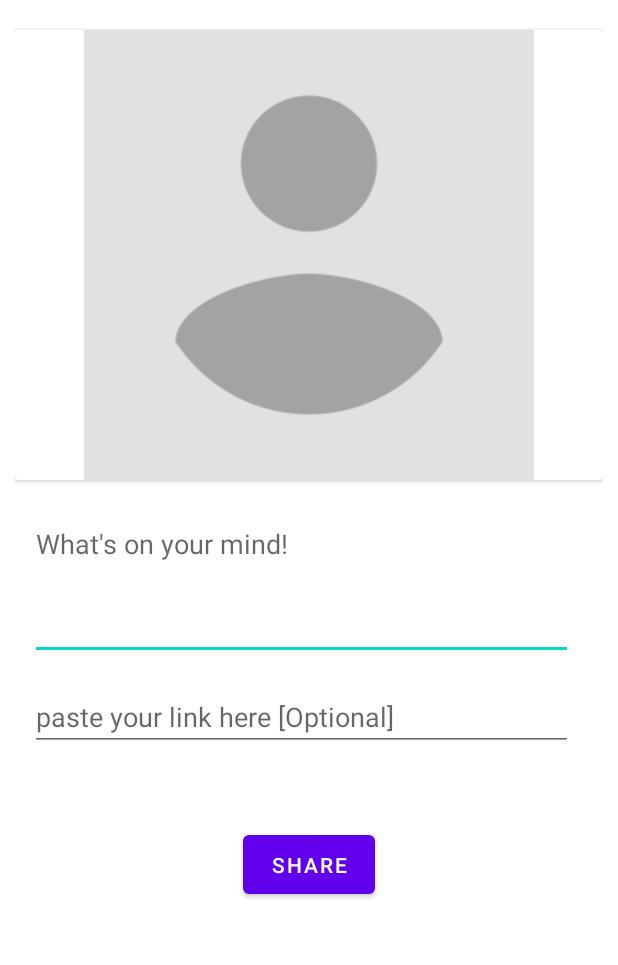
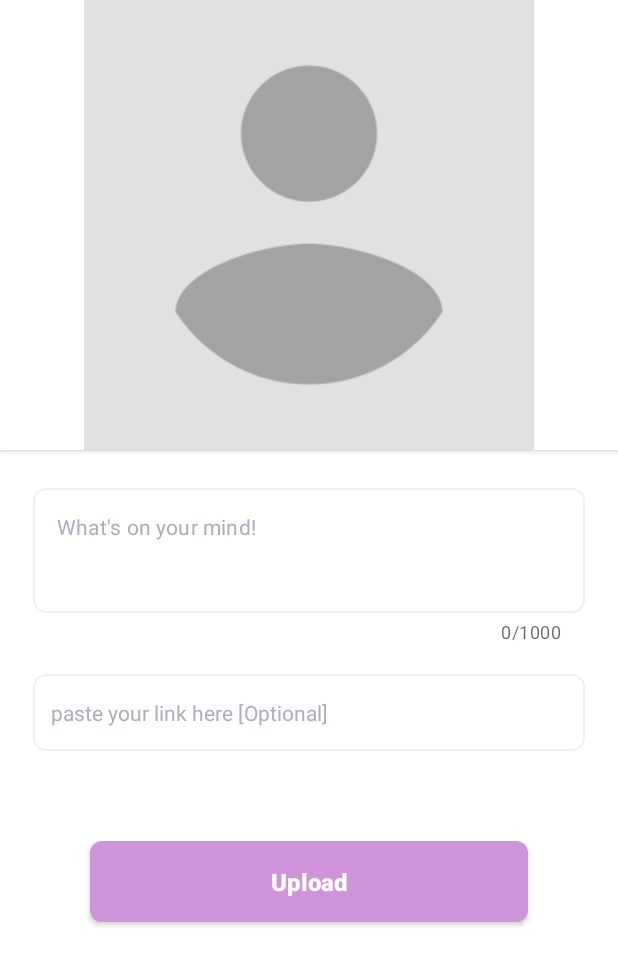
Before and after one commit to prajwalmw/Circle, an Android app: the PostDetailsActivity screen opened directly, with no data from a screen before it, on a phone screen of 412 x 824 dp. Shown: the top 965 px of the screen. Run offline under Robolectric (Android 15) with nearby library versions, the phone set to English and light mode, and no system bars; our stand-ins replace CircleImageView, Firebase (no records; nobody signed in at launch, a user with empty details on screens opened directly); pictures from the network do not load.

Commit message:
Post Details UI updated.

```diff
--- a/app/src/main/java/com/example/circle/activity/PostDetailsActivity.java
+++ b/app/src/main/java/com/example/circle/activity/PostDetailsActivity.java
@@ -12,6 +12,8 @@ import android.content.Context;
 import android.content.Intent;
 import android.net.Uri;
 import android.os.Bundle;
+import android.text.Editable;
+import android.text.TextWatcher;
 import android.view.View;
 
 import com.bumptech.glide.Glide;
@@ -125,6 +127,27 @@ public class PostDetailsActivity extends AppCompatActivity {
             }
         });
 
+        binding.descriptionInput.setHint("What's on your mind!");
+        binding.descriptionInput.addTextChangedListener(new TextWatcher() {
+            @Override
+            public void beforeTextChanged(CharSequence s, int start, int count, int after) {
+
+            }
+
+            @Override
+            public void onTextChanged(CharSequence s, int start, int before, int count) {
+                binding.descriptionInput.setHint("");
+            }
+
+            @Override
+            public void afterTextChanged(Editable s) {
+                if (s.toString().equalsIgnoreCase(""))
+                    binding.descriptionInput.setHint("What's on your mind!");
+                else
+                    binding.descriptionInput.setHint("");
+            }
+        });
+
     }
 
     private void image_upload(String data, int requestCode) {
--- /dev/null
+++ b/app/src/main/res/drawable/btn_bg.xml
@@ -0,0 +1,10 @@
+<?xml version="1.0" encoding="utf-8"?>
+<shape
+    xmlns:android="http://schemas.android.com/apk/res/android"
+    android:shape="rectangle">
+    <solid
+        android:color="@color/color_primary" />
+    <corners
+        android:radius="8dp" />
+
+</shape>
--- /dev/null
+++ b/app/src/main/res/drawable/edittext_border.xml
@@ -0,0 +1,40 @@
+<?xml version="1.0" encoding="utf-8"?>
+<!--
+<vector
+    xmlns:android="http://schemas.android.com/apk/res/android"
+    xmlns:aapt="http://schemas.android.com/aapt"
+    android:width="@dimen/common_button_width"
+    android:height="@dimen/edittext_height_44dp"
+    android:viewportWidth="312"
+    android:viewportHeight="44"
+    >
+
+  <group>
+
+    <clip-path
+        android:pathData="M8 0H304C308.418 0 312 3.58172 312 8V36C312 40.4183 308.418 44 304 44H8C3.58172 44 0 40.4183 0 36V8C0 3.58172 3.58172 0 8 0Z"
+        />
+
+    <path
+        android:pathData="M0 0V44H312V0"
+        android:fillColor="#FAF9FF"
+        />
+
+    <path
+        android:pathData="M8 0H304C308.418 0 312 3.58172 312 8V36C312 40.4183 308.418 44 304 44H8C3.58172 44 0 40.4183 0 36V8C0 3.58172 3.58172 0 8 0Z"
+        android:strokeWidth="2"
+        android:strokeColor="#33B2AFBE"
+        />
+
+  </group>
+
+</vector>-->
+<shape xmlns:android="http://schemas.android.com/apk/res/android"
+    android:shape="rectangle">
+  <solid android:color="#ffffff" />
+
+  <stroke
+      android:width="1dp"
+      android:color="#33B2AFBE" />
+  <corners android:radius="8dip" />
+</shape>
--- /dev/null
+++ b/app/src/main/res/drawable/edittext_border_blue.xml
@@ -0,0 +1,12 @@
+<?xml version="1.0" encoding="utf-8"?>
+<shape xmlns:android="http://schemas.android.com/apk/res/android"
+    android:shape="rectangle">
+    <solid android:color="@color/white" />
+    <stroke
+        android:width="1dip"
+        android:color="@color/ui2_chat_edit_bubble_color"
+        android:dashWidth="1dip" />
+    <corners android:radius="8dp" />
+
+
+</shape>
--- /dev/null
+++ b/app/src/main/res/drawable/edittext_border_blue_dotted.xml
@@ -0,0 +1,13 @@
+<?xml version="1.0" encoding="utf-8"?>
+<shape xmlns:android="http://schemas.android.com/apk/res/android"
+    android:shape="rectangle">
+    <solid android:color="@color/white" />
+    <stroke
+        android:width="2dip"
+        android:color="@color/ui2_chat_edit_bubble_color"
+        android:dashWidth="8dip"
+        android:dashGap="2dip" />
+    <corners android:radius="8dip" />
+
+
+</shape>
--- a/app/src/main/res/layout/activity_post_details.xml
+++ b/app/src/main/res/layout/activity_post_details.xml
@@ -4,10 +4,90 @@
     xmlns:tools="http://schemas.android.com/tools"
     android:layout_width="match_parent"
     android:layout_height="match_parent"
-    android:padding="10dp"
     tools:context=".activity.PostDetailsActivity">
 
+    <RelativeLayout
+        android:id="@+id/vd_addnotes_header_expandview"
+        android:layout_width="match_parent"
+        android:layout_height="wrap_content"
+        android:layout_marginTop="20dp"
+        app:layout_constraintTop_toBottomOf="@id/cardImg"
+        app:layout_constraintStart_toStartOf="parent"
+        app:layout_constraintEnd_toEndOf="parent"
+        android:layout_marginStart="22dp"
+        android:layout_marginEnd="22dp">
 
+        <!--Personal Sub-Child-->
+
+        <com.google.android.material.textfield.TextInputLayout
+            android:id="@+id/tilAdditionalNotesVS"
+            android:layout_width="match_parent"
+            android:layout_height="wrap_content"
+            android:scrollbars="vertical"
+            android:fadeScrollbars="false"
+            app:counterEnabled="true"
+            app:counterMaxLength="1000"
+            style="@style/Widget.MaterialComponents.TextInputLayout.OutlinedBox"
+            android:gravity="top">
+
+            <com.google.android.material.textfield.TextInputEditText
+                android:id="@+id/descriptionInput"
+                android:layout_width="match_parent"
+                android:layout_height="wrap_content"
+                android:minLines="3"
+                android:background="@drawable/edittext_border"
+                android:paddingHorizontal="12dp"
+                android:paddingVertical="16sp"
+                android:inputType="textMultiLine"
+                android:gravity="top"
+                android:maxLength="1000"
+                android:textSize="14sp"
+                android:textColorHint="@color/edittext_hint_color"
+                />
+
+
+        </com.google.android.material.textfield.TextInputLayout>
+
+    </RelativeLayout>
+
+    <!--
+        <com.google.android.material.textfield.TextInputLayout
+            android:id="@+id/tilAdditionalNotesVS"
+            android:layout_width="match_parent"
+            android:layout_height="wrap_content"
+            app:layout_constraintTop_toBottomOf="@id/cardImg"
+            app:layout_constraintStart_toStartOf="parent"
+            app:layout_constraintEnd_toEndOf="parent"
+            android:scrollbars="vertical"
+            android:fadeScrollbars="false"
+            android:layout_marginTop="12dp"
+            android:layout_marginStart="12dp"
+            android:layout_marginEnd="12dp"
+            android:layout_marginBottom="16dp"
+            app:counterEnabled="true"
+            app:counterMaxLength="1000"
+            android:gravity="top">
+
+            <com.google.android.material.textfield.TextInputEditText
+                android:id="@+id/descriptionInput"
+                android:layout_width="match_parent"
+                android:layout_height="wrap_content"
+                android:minLines="3"
+                android:background="@drawable/edittext_border"
+                android:inputType="textMultiLine"
+                android:gravity="top"
+                android:padding="12dp"
+                android:maxLength="1000"
+                android:textColorHint="@color/edittext_hint_color"
+                android:textSize="14sp"
+                />
+
+
+        </com.google.android.material.textfield.TextInputLayout>
+    -->
+
+
+<!--
     <com.google.android.material.textfield.TextInputEditText
         android:id="@+id/descriptionInput"
         android:layout_width="0dp"
@@ -22,17 +102,23 @@
         app:layout_constraintTop_toBottomOf="@id/cardImg"
         app:layout_constraintStart_toStartOf="parent"
         app:layout_constraintEnd_toEndOf="parent"/>
+-->
 
     <com.google.android.material.textfield.TextInputEditText
         android:id="@+id/linkInput"
         android:layout_width="0dp"
         android:layout_height="wrap_content"
-        android:layout_marginTop="15dp"
+        android:layout_marginTop="20dp"
         android:inputType="textUri"
-        app:layout_constraintTop_toBottomOf="@id/descriptionInput"
-        app:layout_constraintStart_toStartOf="@id/descriptionInput"
-        app:layout_constraintEnd_toEndOf="@id/descriptionInput"
+        android:background="@drawable/edittext_border"
+        android:paddingHorizontal="12dp"
+        android:paddingVertical="16sp"
+        android:textSize="14sp"
+        app:layout_constraintTop_toBottomOf="@id/vd_addnotes_header_expandview"
+        app:layout_constraintStart_toStartOf="@id/vd_addnotes_header_expandview"
+        app:layout_constraintEnd_toEndOf="@id/vd_addnotes_header_expandview"
         android:hint="paste your link here [Optional]"
+        android:textColorHint="@color/edittext_hint_color"
         />
 
 
@@ -40,26 +126,32 @@
         android:id="@+id/cardImg"
         android:layout_width="match_parent"
         android:layout_height="300dp"
-        android:layout_marginTop="10dp"
+        app:cardCornerRadius="0dp"
         app:layout_constraintTop_toTopOf="parent">
 
         <ImageView
             android:id="@+id/imgCard"
             android:layout_width="match_parent"
             android:layout_height="match_parent"
-            android:src="@drawable/camera_user_profile"
-            app:cardCornerRadius="5dp"
-            app:cardElevation="3dp"/>
+            android:src="@drawable/camera_user_profile" />
 
     </androidx.cardview.widget.CardView>
 
-    <com.google.android.material.button.MaterialButton
+    <androidx.appcompat.widget.AppCompatButton
         android:id="@+id/shareBtn"
-        android:layout_width="wrap_content"
+        android:layout_width="match_parent"
         android:layout_height="wrap_content"
-        android:text="Share"
-        android:padding="10dp"
-        android:layout_marginTop="50dp"
+        android:layout_marginHorizontal="60dp"
+        android:text="Upload"
+        android:background="@drawable/btn_bg"
+        android:textAllCaps="false"
+        android:gravity="center"
+        android:paddingHorizontal="12dp"
+        android:paddingVertical="16sp"
+        android:layout_marginTop="60dp"
+        android:textColor="@color/white"
+        android:textSize="16sp"
+        android:textStyle="bold"
         app:layout_constraintTop_toBottomOf="@id/linkInput"
         app:layout_constraintStart_toStartOf="parent"
         app:layout_constraintEnd_toEndOf="parent" />
--- a/app/src/main/res/values/colors.xml
+++ b/app/src/main/res/values/colors.xml
@@ -36,5 +36,7 @@
     <color name="light_blue_A400">#FF00B0FF</color>
     <color name="black_overlay">#66000000</color>
 
+    <color name="edittext_hint_color">#B0ADBE</color>
+    <color name="ui2_chat_edit_bubble_color">#0FD197</color>
 
 </resources>
```
